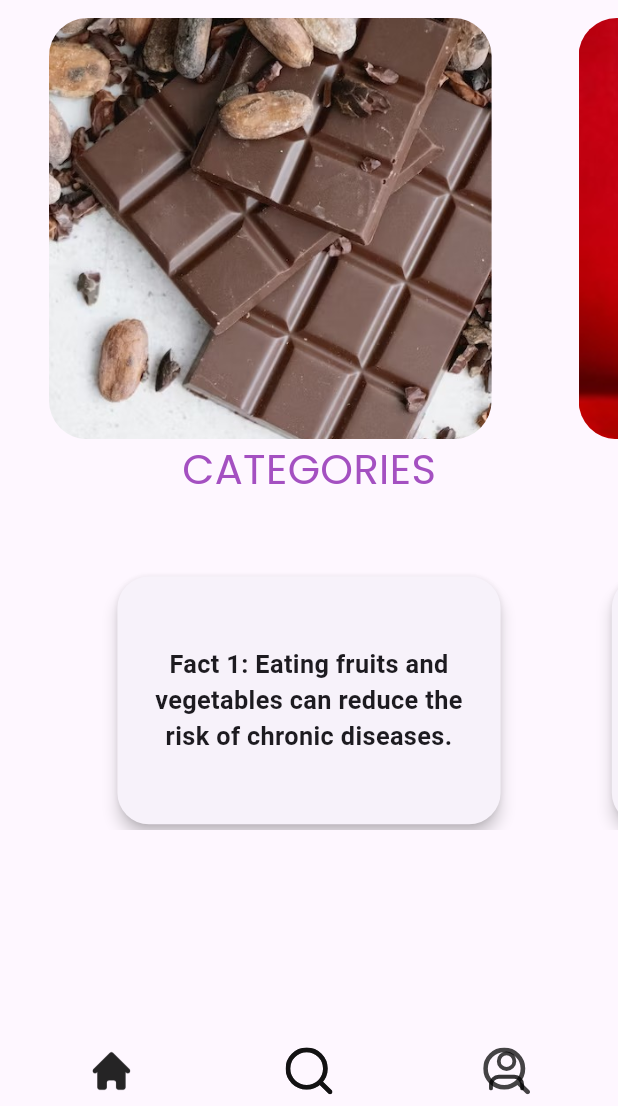
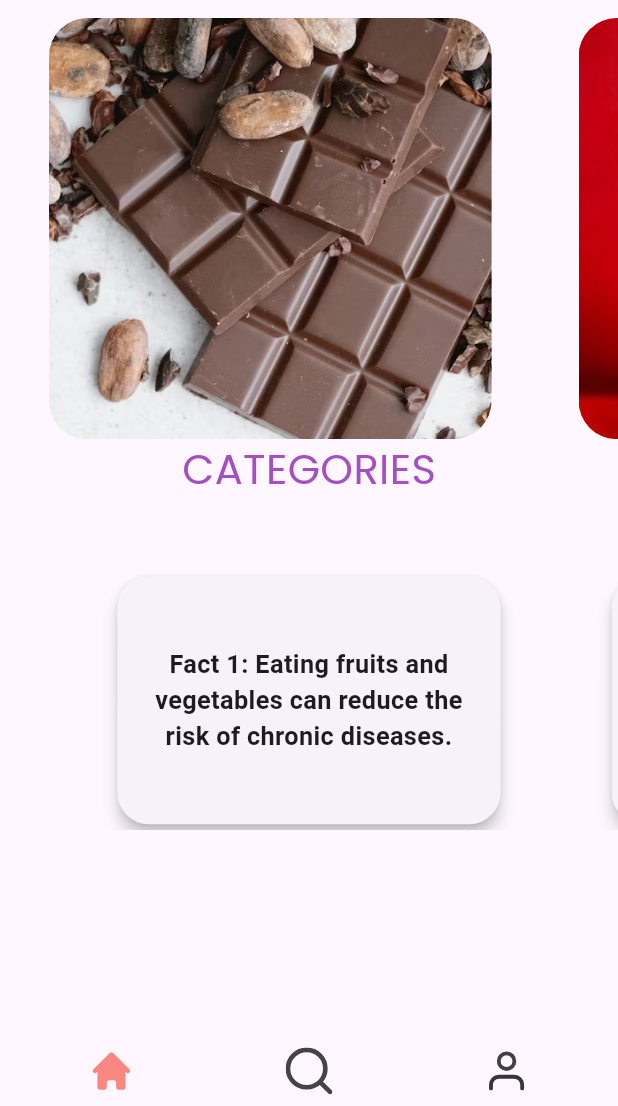
Before and after one commit to Likhith096/VendEase, a Flutter app: the HomeScreen screen opened by its route, on a phone screen of 412 x 824 dp, the part 130-1236 px from its top. Run offline on Flutter 3.47's test engine with Material 3 defaults, Android fonts, the phone set to English and light mode, and no system bars; our stand-ins replace cached_network_image, cloud_firestore, firebase_auth, firebase_core, flutter_svg, google_sign_in; accounts and stored records are empty.

Commit message:
Bottom-Bar-changed

```diff
--- a/lib/presentation/login_screen/login_screen.dart
+++ b/lib/presentation/login_screen/login_screen.dart
@@ -113,8 +113,8 @@ Widget build(BuildContext context) {
                             margin: EdgeInsets.only(left: 62.h),
                             buttonTextStyle: CustomTextStyles.headlineLargeLivvicOnErrorBold,
                             onPressed: () {
-                              //login(context);
-                              onTapLOGIN(context);
+                              login(context);
+                              //onTapLOGIN(context);
                             },
                           ),
                         ],
--- a/lib/widgets/custom_bottom_bar.dart
+++ b/lib/widgets/custom_bottom_bar.dart
@@ -1,5 +1,4 @@
 import 'package:flutter/material.dart';
-import 'package:flutter_svg_provider/flutter_svg_provider.dart' as fs;
 import 'package:vendeaze/core/app_export.dart';
 
 class CustomBottomBar extends StatefulWidget {
@@ -37,7 +36,7 @@ class CustomBottomBarState extends State<CustomBottomBar> {
     return SizedBox(
         height: 54.v,
         child: BottomNavigationBar(
-        backgroundColor: Colors.transparent,
+            backgroundColor: Color.fromARGB(0, 25, 215, 25),
             showSelectedLabels: false,
             showUnselectedLabels: false,
             selectedFontSize: 0,
@@ -46,48 +45,23 @@ class CustomBottomBarState extends State<CustomBottomBar> {
             type: BottomNavigationBarType.fixed,
             items: List.generate(bottomMenuList.length, (index) {
                 return BottomNavigationBarItem(
-            icon: SizedBox(
-              height: 36.adaptSize,
-              width: 36.adaptSize,
-              child: Stack(
-                alignment: Alignment.center,
-                children: [
-                  CustomImageView(
-                    imagePath: ImageConstant.imgSearch,
-                    height: 36.adaptSize,
-                    width: 36.adaptSize,
-                    alignment: Alignment.center,
-                  ),
-                  CustomImageView(
+                    icon: CustomImageView(
                         imagePath: bottomMenuList[index].icon,
                         height: 36.adaptSize,
                         width: 36.adaptSize,
-                    color: theme.colorScheme.onError.withOpacity(1),
-                    alignment: Alignment.center,
+                        color: selectedIndex == index
+                            ? Colors.red // Change color for selected icon
+                            : theme.colorScheme.onBackground, // Color for unselected icon
                     ),
-                ],
-              ),
-            ),
-            activeIcon: Container(
-              decoration: BoxDecoration(
-                image: DecorationImage(
-                  image: fs.Svg(
-                    ImageConstant.imgHeroiconsSolidHome,
-                  ),
-                  fit: BoxFit.cover,
-                ),
-              ),
-              child: CustomImageView(
+                    activeIcon: CustomImageView(
                         imagePath: bottomMenuList[index].activeIcon,
                         height: 36.adaptSize,
                         width: 36.adaptSize,
-                color: theme.colorScheme.onError.withOpacity(1),
-              ),
+                        color: Colors.red, // Set active icon color to red
                     ),
                     label: '',
                 );
             }),
-        //currentIndex:selectedIndex,
             onTap: (index) {
                 setState(() {
                     selectedIndex = index;
@@ -97,6 +71,7 @@ class CustomBottomBarState extends State<CustomBottomBar> {
         ),
     );
 }
+
 }
 
 /// Handling route based on bottom click actions
@@ -137,7 +112,7 @@ class DefaultWidget extends StatelessWidget {
   @override
   Widget build(BuildContext context) {
     return Container(
-      color: Colors.white,
+      color: const Color.fromARGB(255, 212, 18, 18),
       padding: EdgeInsets.all(10),
       child: Center(
         child: Column(
--- a/pubspec.yaml
+++ b/pubspec.yaml
@@ -10,6 +10,7 @@ dependencies:
   flutter_svg: ^2.0.9
   flutter_svg_provider: ^1.0.3
   intl: ^0.19.0
+  location: ^4.3.0
   firebase_core: ^2.24.2
   firebase_auth: ^4.16.0
   sign_in_button: ^3.2.0
```
Also changed, not shown: lib/presentation/home_screen/home_screen.dart (+32 -2 lines), 1 other file. Lines whose indentation alone changed are shown as unchanged.
